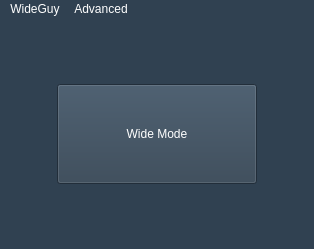
Before: the Qt Designer form mainwindow.ui in Open-App-Library/WideGuy, drawn with Qt 5.
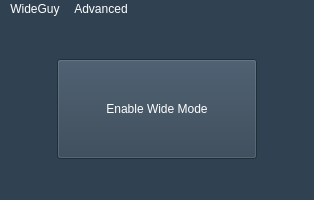
After: the same form once the commit is applied.

Patch:
```diff
--- a/mainwindow.ui
+++ b/mainwindow.ui
@@ -7,19 +7,19 @@
     <x>0</x>
     <y>0</y>
     <width>314</width>
-    <height>249</height>
+    <height>200</height>
    </rect>
   </property>
   <property name="minimumSize">
    <size>
     <width>314</width>
-    <height>249</height>
+    <height>200</height>
    </size>
   </property>
   <property name="maximumSize">
    <size>
     <width>314</width>
-    <height>249</height>
+    <height>200</height>
    </size>
   </property>
   <property name="windowTitle">
@@ -61,7 +61,7 @@
        <string notr="true"/>
       </property>
       <property name="text">
-       <string>Wide Mode</string>
+       <string>Enable Wide Mode</string>
       </property>
       <property name="flat">
        <bool>false</bool>
```
Left out of the diff: 2 changed lines with no effect on the pictures.
